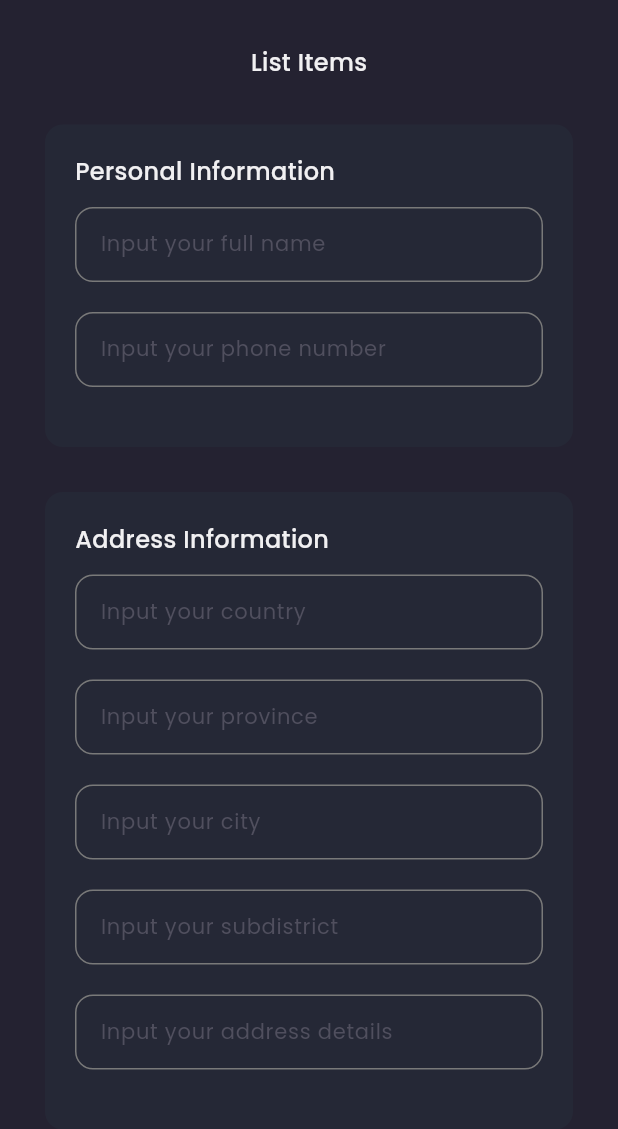
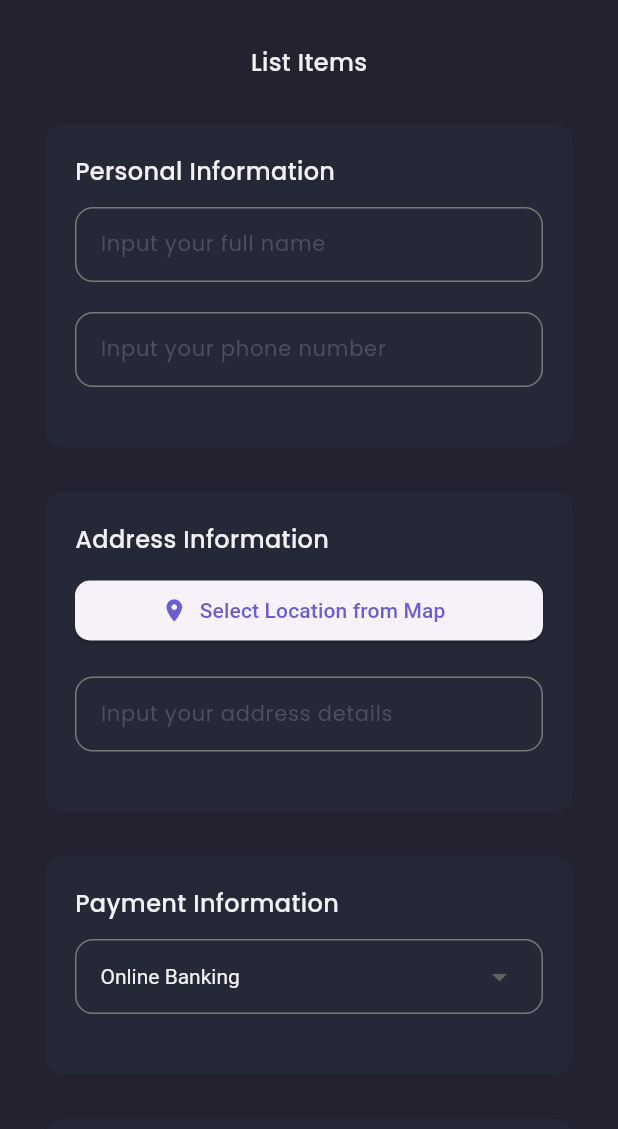
Before and after one commit to IdaDanuartha/ecommerce-flutter-firebase-app, a Flutter app: the CheckoutPage screen opened by its route, on a phone screen of 412 x 824 dp, the part 84-1213 px from its top. Run offline on Flutter 3.47's test engine with Material 3 defaults, Android fonts, the phone set to English and light mode, and no system bars; our stand-ins replace carousel_slider, cloud_firestore, device_info_plus, firebase_auth, firebase_core, firebase_storage and 9 more; missing offline and left inert: mailer; accounts and stored records are empty.

Commit message:
Progress : trying to use google maps location for get latitude and longitude user address

```diff
--- a/lib/pages/home/checkout_page.dart
+++ b/lib/pages/home/checkout_page.dart
@@ -1,4 +1,5 @@
 import 'package:ecommerce_firebase/helpers/generate_random_string.dart';
+import 'package:ecommerce_firebase/helpers/location_picker_alert.dart';
 import 'package:ecommerce_firebase/helpers/send_to_gmail.dart';
 import 'package:ecommerce_firebase/pages/home/checkout_success_page.dart';
 import 'package:ecommerce_firebase/providers/cart_provider.dart';
@@ -9,6 +10,7 @@ import 'package:flutter/material.dart';
 import 'package:ecommerce_firebase/themes.dart';
 import 'package:ecommerce_firebase/widgets/checkout_card.dart';
 import 'package:ecommerce_firebase/widgets/loading_button.dart';
+import 'package:google_maps_flutter/google_maps_flutter.dart';
 import 'package:provider/provider.dart';
 
 class CheckoutPage extends StatefulWidget {
@@ -42,6 +44,8 @@ class _CheckoutPageState extends State<CheckoutPage> {
     return menuItems;
   }
   String paymentSelected = "Online Banking";
+
+  LatLng? selectedLocation;
 
   @override
   Widget build(BuildContext context) {
@@ -445,6 +449,40 @@ class _CheckoutPageState extends State<CheckoutPage> {
       );
     }
 
+    Widget showLocationFromMap() {
+      return Container(
+        width: double.infinity,
+        margin: EdgeInsets.only(bottom: 20),
+        child: ElevatedButton.icon(
+          onPressed: () async {
+            await showDialog(
+              context: context,
+              builder: (BuildContext context) {
+                return LocationPickerAlert(
+                  onLocationSelected: (LatLng userLocation) {
+                    selectedLocation = userLocation;
+                    print("Selected location - latitude : ${userLocation.latitude}, longitude : ${userLocation.longitude}");
+                  }
+                );
+              }
+            );
+          },
+          style: ElevatedButton.styleFrom(
+            foregroundColor: primaryColor,
+            shape: RoundedRectangleBorder(
+              borderRadius: BorderRadius.circular(10)
+            )
+          ),
+          icon: Icon(
+            Icons.location_on
+          ),
+          label: const Text(
+            "Select Location from Map",
+          ),
+        ),
+      );
+    }
+
     Widget paymentMethodInput() {
       return Container(
         margin: const EdgeInsets.only(bottom: 20),
@@ -559,10 +597,11 @@ class _CheckoutPageState extends State<CheckoutPage> {
             const SizedBox(
               height: 12,
             ),
-            countryInput(),
-            provinceInput(),
-            cityInput(),
-            subdistrictInput(),
+            // countryInput(),
+            // provinceInput(),
+            // cityInput(),
+            // subdistrictInput(),
+            showLocationFromMap(),
             addressDetailInput(),
           ],
         ),
--- a/pubspec.yaml
+++ b/pubspec.yaml
@@ -54,6 +54,8 @@ dependencies:
   connectivity_plus: ^6.0.3
   mailer: ^6.1.0
   flutter_dotenv: ^5.1.0
+  google_maps_flutter: ^2.6.1
+  geolocator: ^11.0.0
 
 dev_dependencies:
   flutter_test:
```
Also changed, not shown: lib/helpers/location_picker_alert.dart (added, +113 -0 lines), lib/pages/home/order_page.dart (+8 -5 lines), pubspec.lock, 6 other files.
